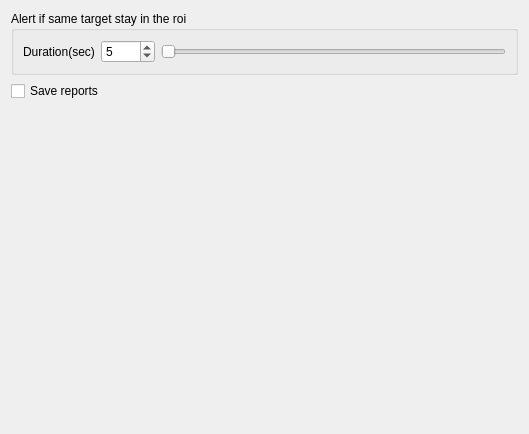
Qt form generic_cv_tasks/ui/widget_tracker_alert.ui (stereomatchingkiss/show_cases) before a commit.
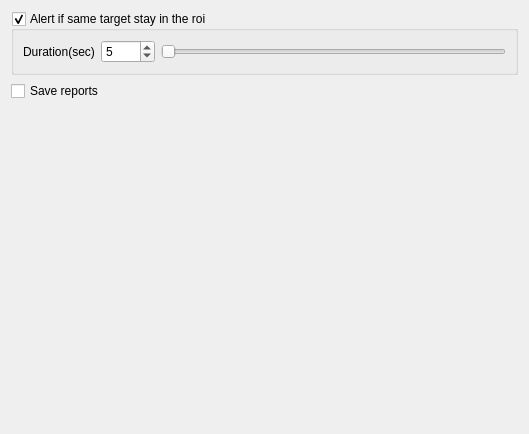
The same form after that commit.

```diff
--- a/generic_cv_tasks/ui/widget_tracker_alert.ui
+++ b/generic_cv_tasks/ui/widget_tracker_alert.ui
@@ -20,7 +20,7 @@
       <string>Alert if same target stay in the roi</string>
      </property>
      <property name="checkable">
-      <bool>false</bool>
+      <bool>true</bool>
      </property>
      <layout class="QGridLayout" name="gridLayout">
       <item row="0" column="0">
```
